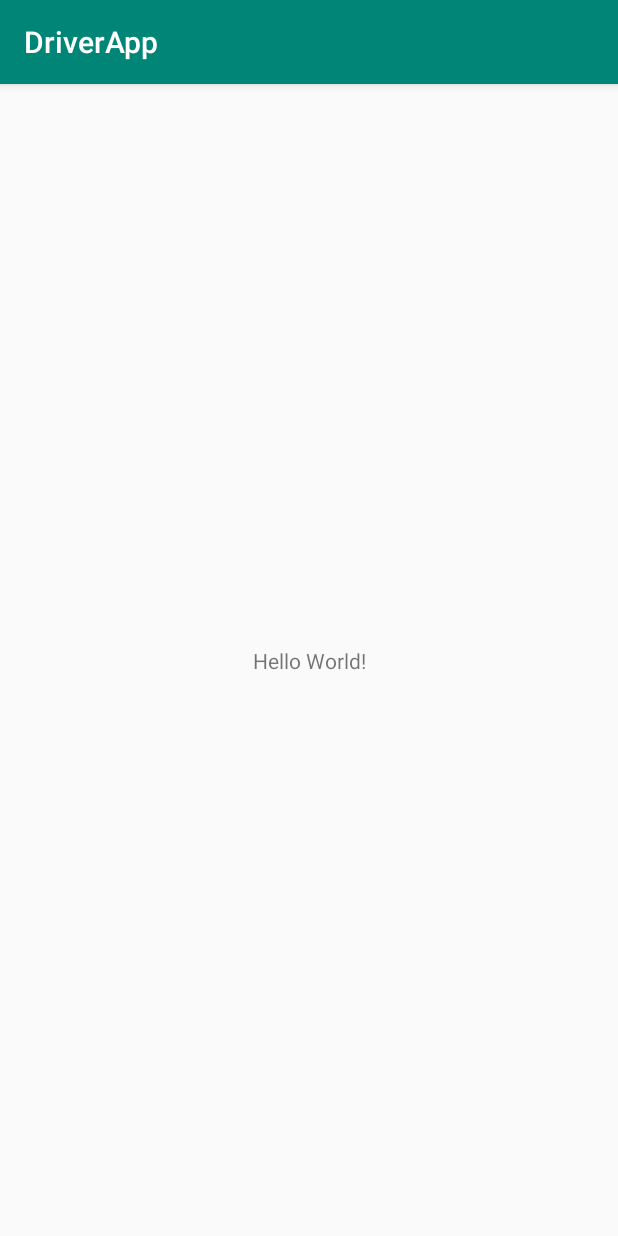
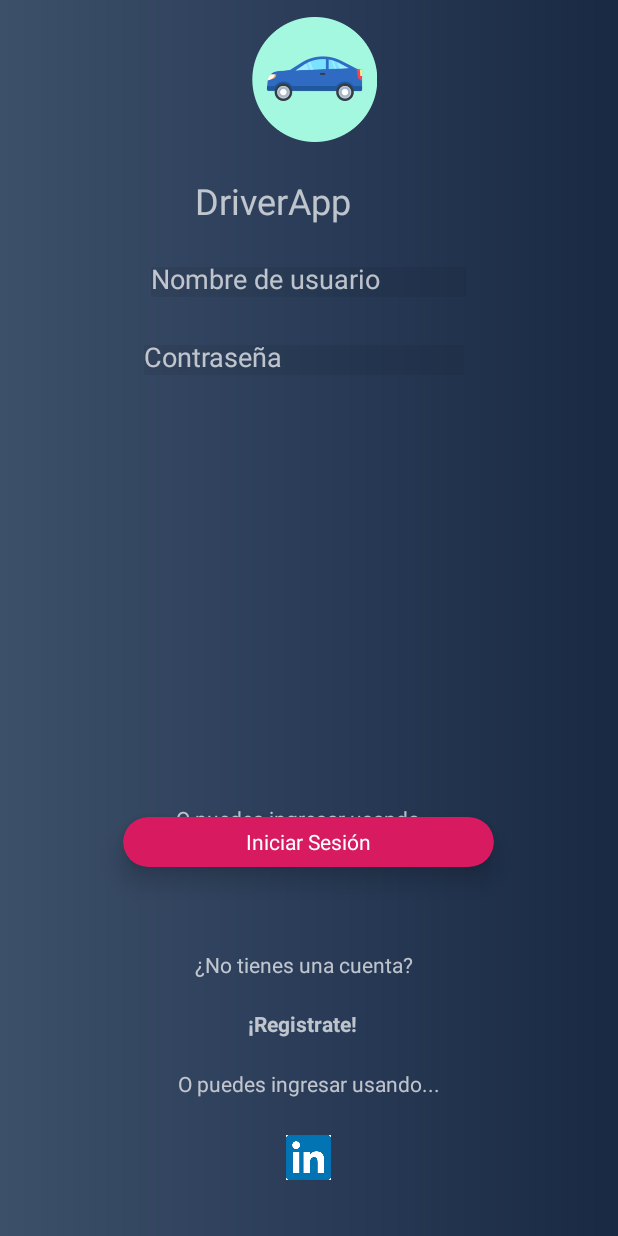
Before and after one commit to Josecespedesant/DriverApp, an Android app: the screen it shows after launch (MainActivity), on a phone screen of 412 x 824 dp. Run offline under Robolectric (Android 15) with nearby library versions, the phone set to English and light mode, and no system bars.

Commit message:
Se crean las interfaces del login y el registro

```diff
--- a/app/build.gradle
+++ b/app/build.gradle
@@ -25,4 +25,5 @@ dependencies {
     testImplementation 'junit:junit:4.12'
     androidTestImplementation 'com.android.support.test:runner:1.0.2'
     androidTestImplementation 'com.android.support.test.espresso:espresso-core:3.0.2'
+    implementation 'com.android.support:cardview-v7:28.0.0'
 }
--- a/app/src/main/AndroidManifest.xml
+++ b/app/src/main/AndroidManifest.xml
@@ -16,6 +16,7 @@
                 <category android:name="android.intent.category.LAUNCHER" />
             </intent-filter>
         </activity>
+        <activity android:name=".RegistrationActivity"></activity>
     </application>
 
 </manifest>
--- a/app/src/main/java/com/tec/driverapp/MainActivity.java
+++ b/app/src/main/java/com/tec/driverapp/MainActivity.java
@@ -1,7 +1,14 @@
 package com.tec.driverapp;
 
+import android.content.Intent;
 import android.support.v7.app.AppCompatActivity;
 import android.os.Bundle;
+import android.view.View;
+import android.widget.EditText;
+import android.widget.ImageView;
+import android.widget.RelativeLayout;
+import android.widget.TextView;
+
 
 public class MainActivity extends AppCompatActivity {
 
@@ -9,5 +16,19 @@ public class MainActivity extends AppCompatActivity {
     protected void onCreate(Bundle savedInstanceState) {
         super.onCreate(savedInstanceState);
         setContentView(R.layout.activity_main);
+
+        final EditText nombreusuariologin = (EditText) findViewById(R.id.nombreusuariologin);
+        final EditText contraseñalogin = (EditText) findViewById(R.id.passwordlogin);
+        final TextView registrate = (TextView) findViewById(R.id.registratetext);
+        final ImageView linkedin = (ImageView) findViewById(R.id.linkedimg);
+        final RelativeLayout iniciarsesion = (RelativeLayout) findViewById(R.id.iniciarsesion);
+
+        registrate.setOnClickListener(new View.OnClickListener() {
+            @Override
+            public void onClick(View v) {
+                Intent registerIntent = new Intent(MainActivity.this, RegistrationActivity.class);
+                MainActivity.this.startActivity(registerIntent);
+            }
+        });
     }
 }
--- /dev/null
+++ b/app/src/main/res/drawable-v24/gradient.xml
@@ -0,0 +1,11 @@
+<?xml version="1.0" encoding="utf-8"?>
+<shape xmlns:android="http://schemas.android.com/apk/res/android"
+    android:shape="rectangle">
+    <gradient
+        android:startColor="#3D5069"
+        android:centerColor="#2A3c58"
+        android:endColor="#192943"
+        android:angle="0"/>
+    <corners
+        android:radius="0dp"/>
+</shape>
--- a/app/src/main/res/layout/activity_main.xml
+++ b/app/src/main/res/layout/activity_main.xml
@@ -1,18 +1,151 @@
 <?xml version="1.0" encoding="utf-8"?>
-<android.support.constraint.ConstraintLayout xmlns:android="http://schemas.android.com/apk/res/android"
+<RelativeLayout
+    xmlns:android="http://schemas.android.com/apk/res/android"
     xmlns:app="http://schemas.android.com/apk/res-auto"
     xmlns:tools="http://schemas.android.com/tools"
     android:layout_width="match_parent"
     android:layout_height="match_parent"
+    android:background="@drawable/gradient"
     tools:context=".MainActivity">
 
+    <ImageView
+        android:id="@+id/iconocarro"
+        android:layout_width="93dp"
+        android:layout_height="83dp"
+        android:layout_alignParentStart="true"
+        android:layout_alignParentLeft="true"
+        android:layout_alignParentTop="true"
+        android:layout_alignParentEnd="true"
+        android:layout_alignParentRight="true"
+        android:layout_marginStart="117dp"
+        android:layout_marginLeft="117dp"
+        android:layout_marginTop="11dp"
+        android:layout_marginEnd="110dp"
+        android:layout_marginRight="110dp"
+        app:srcCompat="@drawable/car" />
+
     <TextView
+        android:id="@+id/drivertext"
+        android:layout_width="wrap_content"
+        android:layout_height="41dp"
+        android:layout_alignParentStart="true"
+        android:layout_alignParentLeft="true"
+        android:layout_alignParentTop="true"
+        android:layout_alignParentEnd="true"
+        android:layout_alignParentRight="true"
+        android:layout_marginStart="130dp"
+        android:layout_marginLeft="130dp"
+        android:layout_marginTop="117dp"
+        android:layout_marginEnd="87dp"
+        android:layout_marginRight="87dp"
+        android:text="DriverApp"
+        android:textAppearance="@style/TextAppearance.AppCompat.Display1"
+        android:textSize="24sp" />
+
+    <EditText
+        android:id="@+id/nombreusuariologin"
+        android:layout_width="210dp"
+        android:layout_height="20dp"
+        android:layout_alignParentTop="true"
+        android:layout_centerHorizontal="true"
+        android:layout_marginTop="178dp"
+        android:background="#11000000"
+        android:ems="10"
+        android:hint="Nombre de usuario"
+        android:inputType="textPersonName" />
+
+    <EditText
+        android:id="@+id/passwordlogin"
+        android:layout_width="wrap_content"
+        android:layout_height="20dp"
+        android:layout_alignEnd="@+id/nombreusuariologin"
+        android:layout_alignParentTop="true"
+        android:layout_marginTop="230dp"
+        android:layout_marginEnd="1dp"
+        android:background="#11000000"
+        android:ems="10"
+        android:hint="Contraseña"
+        android:inputType="textPassword"
+        tools:ignore="RtlCompat" />
+
+    <TextView
+        android:id="@+id/textView2"
         android:layout_width="wrap_content"
         android:layout_height="wrap_content"
-        android:text="Hello World!"
-        app:layout_constraintBottom_toBottomOf="parent"
-        app:layout_constraintLeft_toLeftOf="parent"
-        app:layout_constraintRight_toRightOf="parent"
-        app:layout_constraintTop_toTopOf="parent" />
+        android:layout_alignParentStart="true"
+        android:layout_alignParentLeft="true"
+        android:layout_alignParentTop="true"
+        android:layout_alignParentEnd="true"
+        android:layout_alignParentRight="true"
+        android:layout_alignParentBottom="true"
+        android:layout_marginStart="117dp"
+        android:layout_marginLeft="117dp"
+        android:layout_marginTop="536dp"
+        android:layout_marginEnd="118dp"
+        android:layout_marginRight="118dp"
+        android:layout_marginBottom="104dp"
+        android:text="O puedes ingresar usando..." />
 
-</android.support.constraint.ConstraintLayout>
+    <TextView
+        android:id="@+id/textView3"
+        android:layout_width="152dp"
+        android:layout_height="19dp"
+        android:layout_alignParentBottom="true"
+        android:layout_centerHorizontal="true"
+        android:layout_marginBottom="171dp"
+        android:text="¿No tienes una cuenta?" />
+
+    <TextView
+        android:id="@+id/registratetext"
+        android:layout_width="81dp"
+        android:layout_height="22dp"
+        android:layout_alignParentBottom="true"
+        android:layout_centerHorizontal="true"
+        android:layout_marginBottom="129dp"
+        android:text="¡Registrate!"
+        android:textStyle="bold" />
+
+    <ImageView
+        android:id="@+id/linkedimg"
+        android:layout_width="30dp"
+        android:layout_height="30dp"
+        android:layout_alignParentBottom="true"
+        android:layout_centerHorizontal="true"
+        android:layout_marginBottom="37dp"
+        app:srcCompat="@drawable/linlogo" />
+
+    <TextView
+        android:id="@+id/textView6"
+        android:layout_width="wrap_content"
+        android:layout_height="wrap_content"
+        android:layout_alignParentBottom="true"
+        android:layout_centerHorizontal="true"
+        android:layout_marginBottom="92dp"
+        android:text="O puedes ingresar usando..." />
+
+    <android.support.v7.widget.CardView
+        android:layout_width="247dp"
+        android:layout_height="33dp"
+        android:layout_alignParentBottom="true"
+        android:layout_centerHorizontal="true"
+        android:layout_marginBottom="246dp"
+        app:cardBackgroundColor="@color/colorAccent"
+        app:cardCornerRadius="25dp"
+        app:cardElevation="10dp">
+
+        <RelativeLayout
+            android:id="@+id/iniciarsesion"
+            android:layout_width="match_parent"
+            android:layout_height="match_parent">
+
+            <TextView
+                android:id="@+id/textView7"
+                android:layout_width="wrap_content"
+                android:layout_height="wrap_content"
+                android:layout_centerInParent="true"
+                android:text="Iniciar Sesión"
+                android:textColor="#fff" />
+        </RelativeLayout>
+    </android.support.v7.widget.CardView>
+
+</RelativeLayout>
--- a/app/src/main/res/values/styles.xml
+++ b/app/src/main/res/values/styles.xml
@@ -1,7 +1,7 @@
 <resources>
 
     <!-- Base application theme. -->
-    <style name="AppTheme" parent="Theme.AppCompat.Light.DarkActionBar">
+    <style name="AppTheme" parent="Theme.AppCompat.NoActionBar">
         <!-- Customize your theme here. -->
         <item name="colorPrimary">@color/colorPrimary</item>
         <item name="colorPrimaryDark">@color/colorPrimaryDark</item>
```
Also changed, not shown: app/src/main/java/com/tec/driverapp/RegistrationActivity.java (added, +28 -0 lines), app/src/main/res/layout/activity_registration.xml (added, +106 -0 lines), app/src/main/res/drawable-v24/car.png (added), app/src/main/res/drawable-v24/linlogo.png (added).
